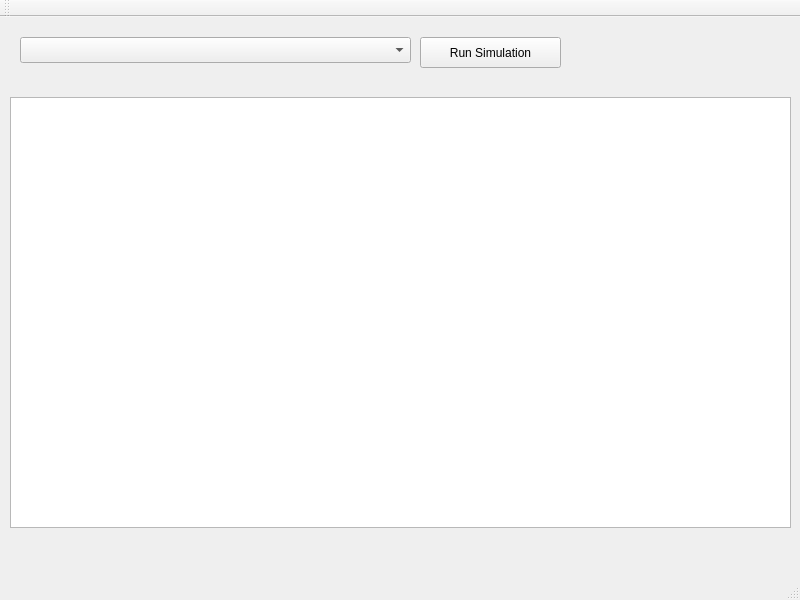
Before: the Qt Designer form cis60.1/GamePhysics/gamemenu.ui in fbardelli/compsci, drawn with Qt 5.
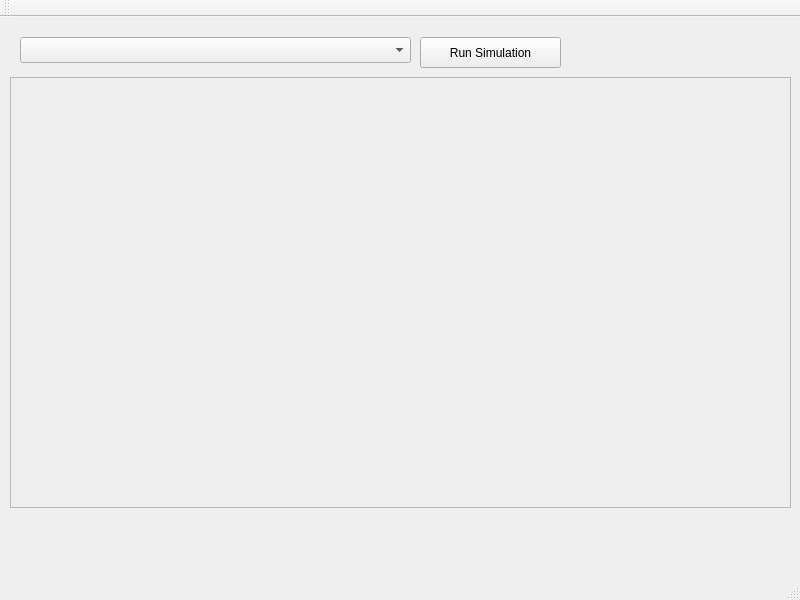
After: the same form once the commit is applied.

Commit message: Restructuring code to build QGraphicsView dynamically.  Redraw/reset the view completely when run button is pressed

The edit to the form file:
```diff
--- a/cis60.1/GamePhysics/gamemenu.ui
+++ b/cis60.1/GamePhysics/gamemenu.ui
@@ -27,22 +27,6 @@
      <string>Run Simulation</string>
     </property>
    </widget>
-   <widget class="QGraphicsView" name="graphicsView">
-    <property name="geometry">
-     <rect>
-      <x>10</x>
-      <y>80</y>
-      <width>781</width>
-      <height>431</height>
-     </rect>
-    </property>
-    <property name="verticalScrollBarPolicy">
-     <enum>Qt::ScrollBarAlwaysOff</enum>
-    </property>
-    <property name="horizontalScrollBarPolicy">
-     <enum>Qt::ScrollBarAlwaysOff</enum>
-    </property>
-   </widget>
    <widget class="QComboBox" name="simulationComboBox">
     <property name="geometry">
      <rect>
@@ -53,6 +37,22 @@
      </rect>
     </property>
    </widget>
+   <widget class="QFrame" name="mainFrame">
+    <property name="geometry">
+     <rect>
+      <x>10</x>
+      <y>60</y>
+      <width>781</width>
+      <height>431</height>
+     </rect>
+    </property>
+    <property name="frameShape">
+     <enum>QFrame::StyledPanel</enum>
+    </property>
+    <property name="frameShadow">
+     <enum>QFrame::Raised</enum>
+    </property>
+   </widget>
   </widget>
   <widget class="QMenuBar" name="menuBar">
    <property name="geometry">
```
The commit also changes 2 other files.
